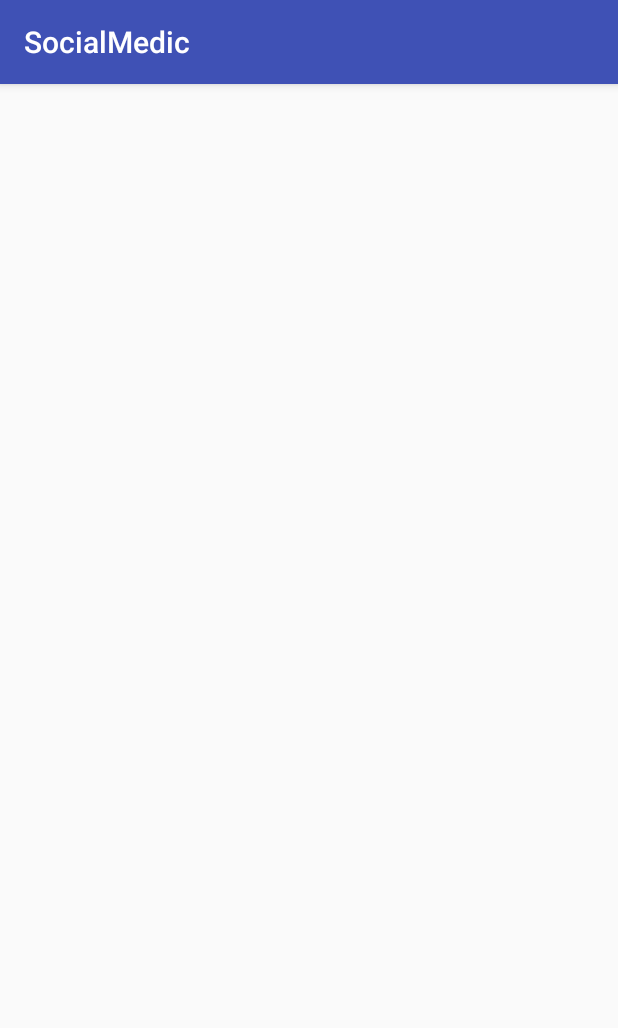
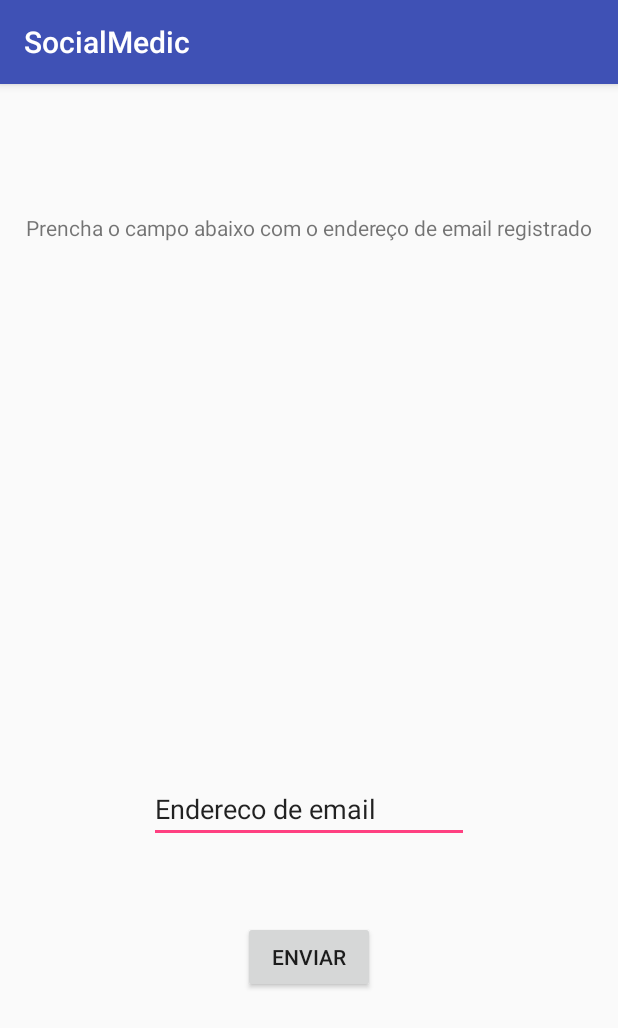
Before and after one commit to AdrianoModa/SocialMedic, an Android app: the TelaEsqueceuSenha screen opened directly, with no data from a screen before it, on a phone screen of 412 x 824 dp. Shown: the top 1028 px of the screen. Run offline under Robolectric (Android 15) with nearby library versions, the phone set to English and light mode, and no system bars.

Commit message:
Tela ESQUECI A SENHA_02

```diff
--- a/app/src/main/res/layout/activity_tela_avaliacao.xml
+++ b/app/src/main/res/layout/activity_tela_avaliacao.xml
@@ -99,7 +99,7 @@
         android:layout_alignParentLeft="true"
         android:layout_alignParentStart="true"
         android:layout_marginBottom="17dp"
-        android:text="@string/Avaliação:"
+
         tools:ignore="RelativeOverlap"
         tools:text="Avaliação:" />
 
--- a/app/src/main/res/layout/activity_tela_esqueceu_senha.xml
+++ b/app/src/main/res/layout/activity_tela_esqueceu_senha.xml
@@ -1,9 +1,41 @@
 <?xml version="1.0" encoding="utf-8"?>
-<android.support.constraint.ConstraintLayout xmlns:android="http://schemas.android.com/apk/res/android"
+<RelativeLayout xmlns:android="http://schemas.android.com/apk/res/android"
     xmlns:app="http://schemas.android.com/apk/res-auto"
     xmlns:tools="http://schemas.android.com/tools"
-    android:layout_width="match_parent"
-    android:layout_height="match_parent"
-    tools:context="com.example.androidc22.socialmedic.TelaEsqueceuSenha">
+    android:layout_width="match_parent" android:layout_height="match_parent">
 
-</android.support.constraint.ConstraintLayout>
+    <TextView
+        android:id="@+id/textView"
+        android:layout_width="wrap_content"
+        android:layout_height="wrap_content"
+        android:layout_alignParentTop="true"
+        android:layout_centerHorizontal="true"
+        android:layout_marginTop="86dp"
+        android:text="Prencha o campo abaixo com o endereço de email registrado"
+        tools:ignore="HardcodedText"
+        tools:text="Prencha o campo abaixo com o endereço de email registrado" />
+
+    <EditText
+        android:id="@+id/editText4"
+        android:layout_width="wrap_content"
+        android:layout_height="wrap_content"
+        android:ems="10"
+        android:inputType="textPersonName"
+        android:text="Endereco de email"
+        tools:ignore="HardcodedText"
+        tools:text="Endereço de Email"
+        android:layout_above="@+id/button"
+        android:layout_centerHorizontal="true"
+        android:layout_marginBottom="52dp" />
+
+    <Button
+        android:id="@+id/button"
+        android:layout_width="wrap_content"
+        android:layout_height="wrap_content"
+        android:text="Enviar"
+        tools:ignore="HardcodedText"
+        tools:text="Enviar"
+        android:layout_alignParentBottom="true"
+        android:layout_centerHorizontal="true"
+        android:layout_marginBottom="162dp" />
+</RelativeLayout>
--- a/app/src/main/res/values/strings.xml
+++ b/app/src/main/res/values/strings.xml
@@ -23,4 +23,5 @@
     <string name="name">Name</string>
     <string name="Senha_Principal">Name</string>
     <string name="esqueci_a_senha">Esqueci a Senha!</string>
+    <string name="login_01">Login</string>
 </resources>
```
Also changed, not shown: app/src/main/res/layout/activity_main.xml (+17 -18 lines).
